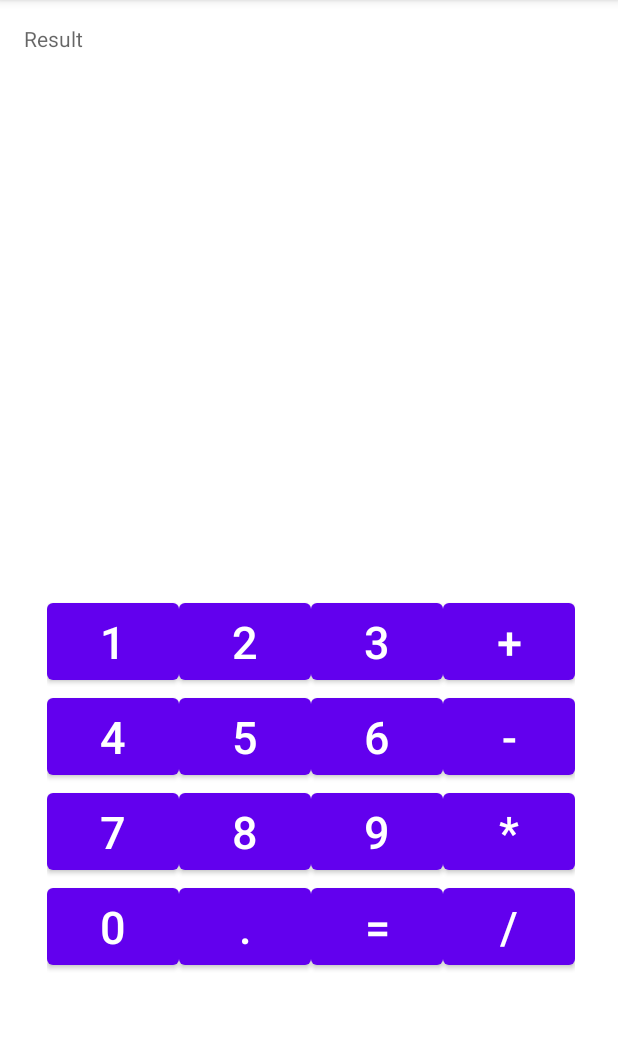
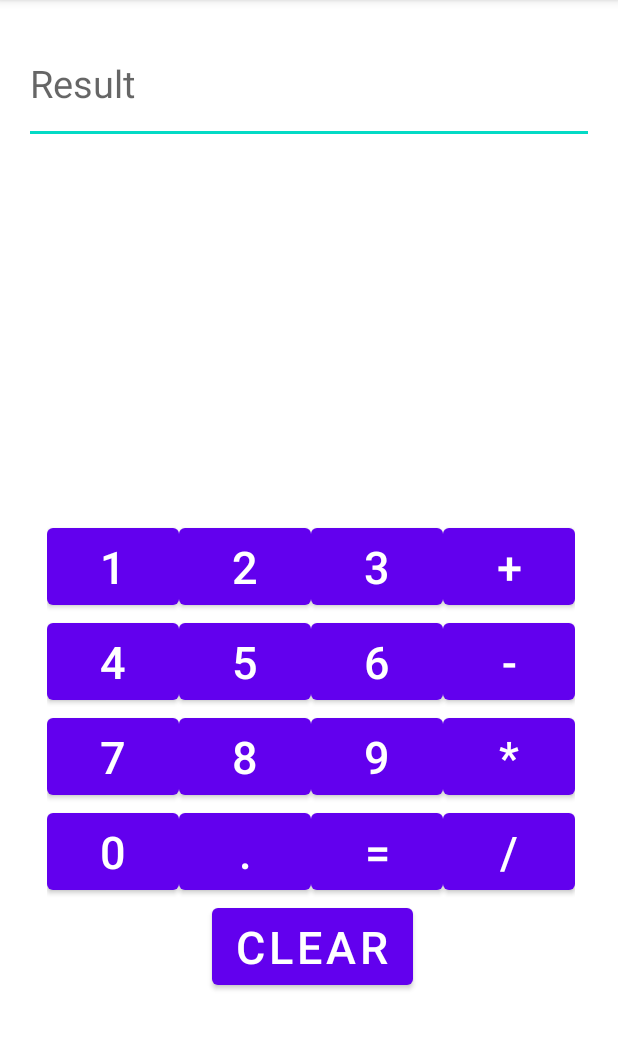
Before and after one commit to Doris-k/Calculator, an Android app: the screen it shows after launch (MainActivity), on a phone screen of 412 x 824 dp, the part 84-1134 px from its top. Run offline under Robolectric (Android 15) with nearby library versions, the phone set to English and light mode, and no system bars.

Commit message:
ini commit

```diff
--- a/app/src/main/res/layout/activity_main.xml
+++ b/app/src/main/res/layout/activity_main.xml
@@ -12,17 +12,18 @@
     android:orientation="vertical"
     tools:context=".MainActivity">
 
-    <TextView
+    <EditText
         android:layout_width="match_parent"
         android:layout_height="80dp"
         android:hint="Result"
-        android:id="@+id/answer" />
+        android:id="@+id/answer"
+        android:textSize="25dp"/>
 
     <LinearLayout
         android:layout_width="wrap_content"
         android:layout_height="wrap_content"
         android:layout_marginLeft="15dp"
-        android:layout_marginTop="300dp">
+        android:layout_marginTop="250dp">
 
         <Button
             android:id="@+id/btn1"
@@ -159,4 +160,16 @@
 
     </LinearLayout>
 
+
+    <Button
+        android:id="@+id/btnclear"
+        android:layout_width="wrap_content"
+        android:layout_height="63dp"
+        android:layout_marginRight="100dp"
+        android:layout_marginLeft="125dp"
+        android:text="clear"
+        android:textSize="30dp"
+        />
+
+
 </LinearLayout>
```
Also changed, not shown: app/src/main/java/com/example/calculator/MainActivity.java (+53 -4 lines).
